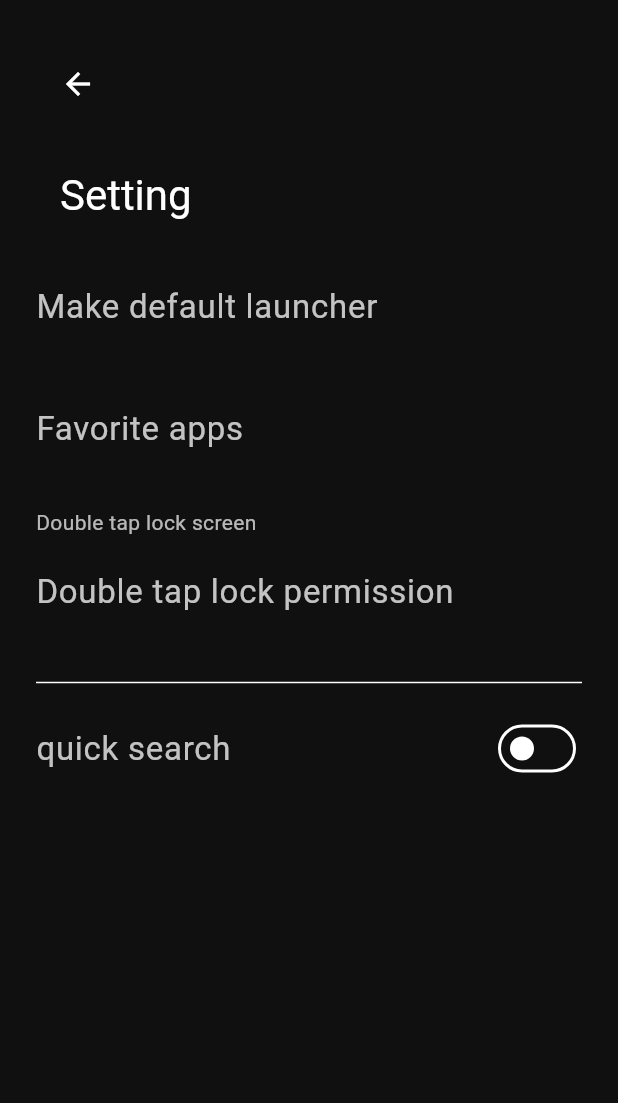
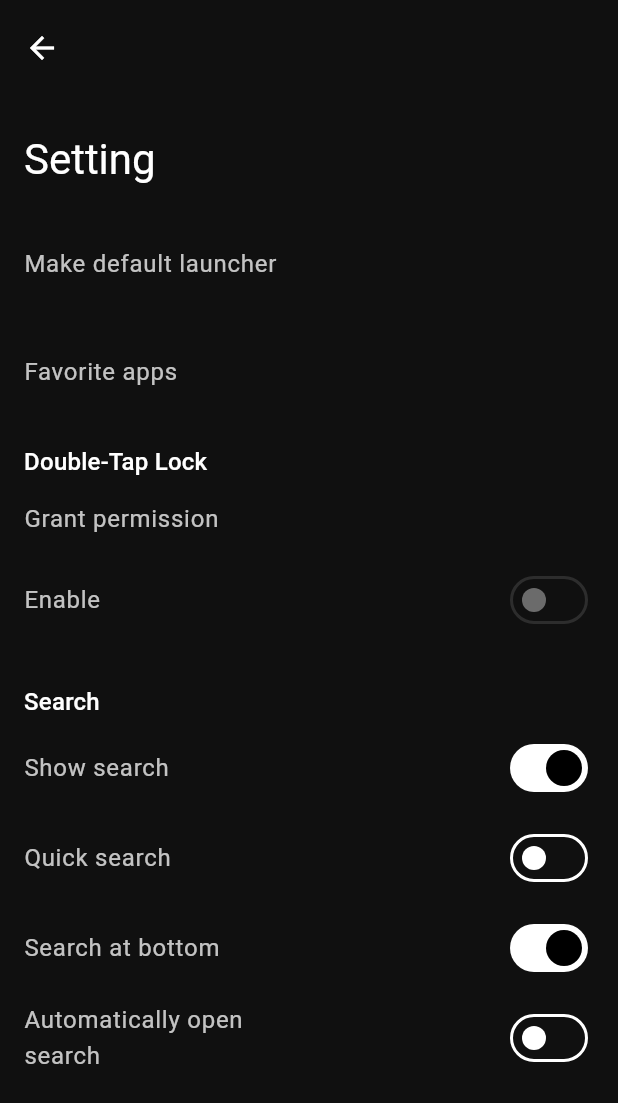
Before and after one commit to yeasin50/waqt, a Flutter app: the _AppListView screen opened directly, after a tap on the "settings" icon, on a phone screen of 412 x 824 dp. Shown: the top 1103 px of the screen. Run offline on Flutter 3.47's test engine with Material 3 defaults, Android fonts, the phone set to English and light mode, and no system bars; our stand-ins replace diacritic, hive_flutter; accounts and stored records are empty.

Commit message:
user search setting #7 #18

```diff
--- a/lib/src/app/theme.dart
+++ b/lib/src/app/theme.dart
@@ -13,8 +13,8 @@ final class AppTheme {
         fontWeight: FontWeight.w300,
         letterSpacing: -3,
       ),
+
       bodyLarge: TextStyle(
-        fontSize: 22,
         fontWeight: .w400,
         color: Colors.white.withValues(alpha: 0.75),
       ),
@@ -23,6 +23,13 @@ final class AppTheme {
         color: Colors.white.withValues(alpha: 0.7),
       ),
       bodySmall: TextStyle(fontSize: 12, color: Color(0xFF999999)),
+
+      // for appTile
+      labelMedium: TextStyle(
+        fontSize: 22,
+        fontWeight: .w400,
+        color: Colors.white.withValues(alpha: 0.75),
+      ),
     ),
   );
 }
--- a/lib/src/core/hive_adapters.dart
+++ b/lib/src/core/hive_adapters.dart
@@ -71,14 +71,18 @@ class UserPreferenceAdapter extends TypeAdapter<UserPreference> {
   @override
   int get typeId => 4;
 
+  //! NO, Don't follow my pattern; if you don;t understand how hive works internally
   @override
   UserPreference read(BinaryReader reader) {
     return UserPreference(
       enableDoubleTapLock: reader.readBool(),
-      quickSearch: reader.readBool(),
-      autoShowKeyboard: reader.readBool(),
-      searchOrder: reader.readString(),
-      searchAtBottom: reader.readBool(),
+      search: SearchConfigs(
+        showSearch: reader.readBool(),
+        quickSearch: reader.readBool(),
+        autoShowKeyboard: reader.readBool(),
+        searchOrder: reader.readString(),
+        searchAtBottom: reader.readBool(),
+      ),
       language: reader.readString(),
       theme: reader.readString(),
       useSystemFont: reader.readBool(),
@@ -99,10 +103,11 @@ class UserPreferenceAdapter extends TypeAdapter<UserPreference> {
   void write(BinaryWriter writer, UserPreference obj) {
     writer
       ..writeBool(obj.enableDoubleTapLock)
-      ..writeBool(obj.quickSearch)
-      ..writeBool(obj.autoShowKeyboard)
-      ..writeString(obj.searchOrder)
-      ..writeBool(obj.searchAtBottom)
+      ..writeBool(obj.search.showSearch)
+      ..writeBool(obj.search.quickSearch)
+      ..writeBool(obj.search.autoShowKeyboard)
+      ..writeString(obj.search.searchOrder)
+      ..writeBool(obj.search.searchAtBottom)
       ..writeString(obj.language)
       ..writeString(obj.theme)
       ..writeBool(obj.useSystemFont)
--- a/lib/src/core/models/user_preference.dart
+++ b/lib/src/core/models/user_preference.dart
@@ -1,13 +1,9 @@
+part 'search_preference.dart';
+
 class UserPreference {
   const UserPreference({
     this.enableDoubleTapLock = false,
-
-    // Search
-    this.quickSearch = false,
-    this.autoShowKeyboard = false,
-    this.searchOrder = 'alphabet',
-    this.searchAtBottom = true,
-
+    this.search = const SearchConfigs(),
     // Appearance
     this.language = 'system',
     this.theme = 'system',
@@ -29,14 +25,7 @@ class UserPreference {
 
   final bool enableDoubleTapLock;
 
-  // Search
-  /// Automatically opens a single matching result.
-  final bool quickSearch;
-  final bool autoShowKeyboard;
-
-  /// alphabet, reverseAlpha, lastLaunch
-  final String searchOrder;
-  final bool searchAtBottom;
+  final SearchConfigs search;
 
   // Appearance
   final String language;
@@ -68,10 +57,7 @@ class UserPreference {
 
   UserPreference copyWith({
     bool? enableDoubleTapLock,
-    bool? quickSearch,
-    bool? autoShowKeyboard,
-    String? searchOrder,
-    bool? searchAtBottom,
+    SearchConfigs? search,
     String? language,
     String? theme,
     bool? useSystemFont,
@@ -88,10 +74,7 @@ class UserPreference {
   }) {
     return UserPreference(
       enableDoubleTapLock: enableDoubleTapLock ?? this.enableDoubleTapLock,
-      quickSearch: quickSearch ?? this.quickSearch,
-      autoShowKeyboard: autoShowKeyboard ?? this.autoShowKeyboard,
-      searchOrder: searchOrder ?? this.searchOrder,
-      searchAtBottom: searchAtBottom ?? this.searchAtBottom,
+      search: search ?? this.search,
       language: language ?? this.language,
       theme: theme ?? this.theme,
       useSystemFont: useSystemFont ?? this.useSystemFont,
@@ -109,11 +92,7 @@ class UserPreference {
   }
 
   Map<String, dynamic> toJson() => {
-    'enableDoubleTapLock': enableDoubleTapLock,
-    'quickSearch': quickSearch,
-    'autoShowKeyboard': autoShowKeyboard,
-    'searchOrder': searchOrder,
-    'searchAtBottom': searchAtBottom,
+    "search": search.toString(),
     'language': language,
     'theme': theme,
     'useSystemFont': useSystemFont,
--- a/lib/src/core/providers/user_preference_provider.dart
+++ b/lib/src/core/providers/user_preference_provider.dart
@@ -8,6 +8,11 @@ mixin UserPreferenceProvider on AppNotifier {
 
   void updatePreference(UserPreference pref) {
     _preference = pref;
+    notifyListeners();
+  }
+
+  void updateSearch(SearchConfigs pref) {
+    _preference = preference.copyWith(search: pref);
     notifyListeners();
   }
 
--- a/lib/src/home_page.dart
+++ b/lib/src/home_page.dart
@@ -17,17 +17,29 @@ class HomeScreen extends StatefulWidget {
 }
 
 class _HomeScreenState extends State<HomeScreen> {
+  final PageController controller = PageController();
+
+  @override
+  void dispose() {
+    super.dispose();
+    controller.dispose();
+  }
+
   @override
   Widget build(BuildContext context) {
     return GestureDetector(
       behavior: HitTestBehavior.translucent,
       onTap: () => FocusManager.instance.primaryFocus?.unfocus(),
+      child: InheritedProvider<PageController>(
+        notifier: controller,
         child: PageView(
           physics: const BouncingScrollPhysics(),
+          controller: controller,
           onPageChanged: (page) {
             if (page == 0) FocusManager.instance.primaryFocus?.unfocus();
           },
           children: [_HomeView(), _AppListView()],
+        ),
       ),
     );
   }
@@ -104,47 +116,31 @@ class _AppListViewState extends State<_AppListView> {
 
   @override
   Widget build(BuildContext context) {
-    final style = TextTheme.of(context);
+    return ListenableBuilder(
+      listenable: AppProvider.of(context).notifier,
+      builder: (context, child) {
+        final provider = AppProvider.of(context).notifier;
+
+        final searchPref = provider.preference.search;
 
         return Scaffold(
-      floatingActionButtonLocation: .centerDocked,
-      floatingActionButton: AppSearchField(controller: searchController),
+          floatingActionButtonLocation: searchPref.searchAtBottom
+              ? .centerDocked
+              : .startTop,
+          floatingActionButton: searchPref.showSearch
+              ? AppSearchField(
+                  controller: searchController,
+                  autoFocus: searchPref.autoShowKeyboard,
+                )
+              : null,
           body: SafeArea(
             child: CustomScrollView(
               slivers: [
                 SliverList.list(
                   children: [
-                SizedBox(
-                  height: 220,
-                  child: Align(
-                    alignment: Alignment(0, .25),
-                    child: Row(
-                      mainAxisAlignment: .spaceBetween,
-                      children: [
-                        SizedBox(width: 48),
-                        Text(
-                          "All Apps",
-                          style: style.headlineMedium?.copyWith(),
-                          textAlign: .center,
-                        ),
-                        IconButton(
-                          onPressed: () {
-                            Navigator.of(context).push(SettingsPage.route());
-                          },
-                          icon: Icon(Icons.settings_outlined),
-                          color: Colors.grey,
-                        ),
-                      ],
-                    ),
-                  ),
-                ),
+                    _AppListHeaderView(),
 
-                ListenableBuilder(
-                  listenable: AppProvider.of(context).notifier,
-                  builder: (context, child) {
-                    final provider = AppProvider.of(context).notifier;
-
-                    return Column(
+                    Column(
                       children: [
                         ...provider.filteredApps.map(
                           (app) => AppTile(
@@ -166,8 +162,6 @@ class _AppListViewState extends State<_AppListView> {
                           ),
                         ),
                       ],
-                    );
-                  },
                     ),
 
                     SizedBox(height: 96 + 24),
@@ -177,5 +171,40 @@ class _AppListViewState extends State<_AppListView> {
             ),
           ),
         );
+      },
+    );
   }
 }
+
+class _AppListHeaderView extends StatelessWidget {
+  const new();
+
+  @override
+  Widget build(BuildContext context) {
+    return SizedBox(
+      height: 220,
+      child: Align(
+        alignment: Alignment(0, .25),
+        child: Row(
+          mainAxisAlignment: .spaceBetween,
+          children: [
+            SizedBox(width: 48),
+            Text(
+              "All Apps",
+              style: TextTheme.of(context).headlineMedium?.copyWith(),
+              textAlign: .center,
+            ),
+            IconButton(
+              onPressed: () {
+                Navigator.of(context).push(SettingsPage.route());
+              },
+              icon: Icon(Icons.settings_outlined),
+              color: Colors.grey,
+            ),
+          ],
+        ),
+      ),
+    );
+    ;
+  }
+}
--- a/lib/src/settings/settings_page.dart
+++ b/lib/src/settings/settings_page.dart
@@ -2,9 +2,9 @@ import 'package:flutter/material.dart';
 
 import '../core/core.dart';
 import '../favorite_apps_page.dart';
-import '../widgets/app_checkbox_tile.dart';
 import '../widgets/app_tile.dart' show AppTile;
 import 'widgets/lock_permission_tile.dart';
+import 'widgets/searc_settings_view.dart';
 
 class SettingsPage extends StatefulWidget {
   const new({super.key});
@@ -55,8 +55,6 @@ class _SettingsPageState extends State<SettingsPage>
           final bool isDefaultLauncher = provider.isDefaultLauncher;
           final preference = provider.preference;
           return SafeArea(
-            child: Padding(
-              padding: const .all(24.0),
             child: CustomScrollView(
               slivers: [
                 SliverAppBar.large(title: Text("Setting")),
@@ -65,6 +63,7 @@ class _SettingsPageState extends State<SettingsPage>
                     if (!isDefaultLauncher) ...[
                       AppTile.setting(
                         title: "Make default launcher",
+                        padding: .symmetric(horizontal: 16, vertical: 12),
                         onTap: provider.requestDefaultLauncher,
                       ),
                     ],
@@ -73,6 +72,7 @@ class _SettingsPageState extends State<SettingsPage>
 
                     AppTile.setting(
                       title: "Favorite apps",
+                      padding: .symmetric(horizontal: 16, vertical: 12),
                       onTap: () {
                         Navigator.of(context).push(FavoriteAppsPage.route());
                       },
@@ -81,21 +81,10 @@ class _SettingsPageState extends State<SettingsPage>
                     spacer,
                     LockPermissionTile(),
                     spacer,
-                      Divider(),
-
-                      AppCheckboxTile(
-                        title: "quick search",
-                        isChecked: preference.quickSearch,
-                        onTap: (v) {
-                          provider.updatePreference(
-                            preference.copyWith(quickSearch: v),
-                          );
-                        },
-                      ),
+                    SearcSettingsView(),
                   ],
                 ),
               ],
-              ),
             ),
           );
         },
--- a/lib/src/settings/widgets/lock_permission_tile.dart
+++ b/lib/src/settings/widgets/lock_permission_tile.dart
@@ -3,6 +3,7 @@ import 'package:flutter/material.dart';
 import '../../core/core.dart';
 import '../../widgets/app_checkbox_tile.dart';
 import '../../widgets/app_tile.dart';
+import 'section_builder.dart';
 
 class LockPermissionTile extends StatelessWidget {
   const new({super.key});
@@ -15,27 +16,23 @@ class LockPermissionTile extends StatelessWidget {
       builder: (context, child) {
         final bool hasLockPermission = provider.hasLockPermission;
 
-        return Material(
-          shape: RoundedRectangleBorder(borderRadius: .circular(9)),
-          child: Column(
-            crossAxisAlignment: .stretch,
-            spacing: 8,
+        return SectionBuilder(
+          label: "Double-Tap Lock",
           children: [
-              Text("Double tap lock screen"),
             if (!hasLockPermission)
               AppTile.setting(
-                  title: "Double tap lock permission",
+                title: "Grant permission",
                 onTap: provider.requestLockPermission,
               ),
 
-              if (hasLockPermission)
             AppCheckboxTile(
-                  title: "double tap lock screen",
+              title: "Enable",
               isChecked: provider.preference.enableDoubleTapLock,
-                  onTap: provider.toggleDoubleTapLoc,
+              onTap: !provider.hasLockPermission
+                  ? null
+                  : provider.toggleDoubleTapLoc,
             ),
           ],
-          ),
         );
       },
     );
--- /dev/null
+++ b/lib/src/settings/widgets/searc_settings_view.dart
@@ -0,0 +1,64 @@
+import 'package:flutter/material.dart';
+
+import '../../core/core.dart';
+import '../../widgets/app_checkbox_tile.dart';
+import 'section_builder.dart';
+
+class SearcSettingsView extends StatelessWidget {
+  const new({super.key});
+
+  @override
+  Widget build(BuildContext context) {
+    final provider = AppProvider.of(context).notifier;
+
+    return ListenableBuilder(
+      listenable: provider,
+      builder: (context, child) {
+        final preference = provider.preference;
+        final search = preference.search;
+
+        return SectionBuilder(
+          label: "Search",
+          children: [
+            AppCheckboxTile(
+              title: "Show search",
+              isChecked: search.showSearch,
+              onTap: (v) {
+                provider.updateSearch(search.copyWith(showSearch: v));
+              },
+            ),
+
+            AppCheckboxTile(
+              title: "Quick search",
+              isChecked: search.quickSearch,
+              onTap: !search.showSearch
+                  ? null
+                  : (v) =>
+                        provider.updateSearch(search.copyWith(quickSearch: v)),
+            ),
+
+            AppCheckboxTile(
+              title: "Search at bottom",
+              isChecked: search.searchAtBottom,
+              onTap: !search.showSearch
+                  ? null
+                  : (v) => provider.updateSearch(
+                      search.copyWith(searchAtBottom: v),
+                    ),
+            ),
+
+            AppCheckboxTile(
+              title: "Automatically open search",
+              isChecked: search.autoShowKeyboard,
+              onTap: !search.showSearch
+                  ? null
+                  : (v) => provider.updateSearch(
+                      search.copyWith(autoShowKeyboard: v),
+                    ),
+            ),
+          ],
+        );
+      },
+    );
+  }
+}
--- /dev/null
+++ b/lib/src/settings/widgets/section_builder.dart
@@ -0,0 +1,34 @@
+import 'package:flutter/material.dart';
+
+class SectionBuilder extends StatelessWidget {
+  const new({super.key, required this.label, required this.children});
+
+  final String label;
+  final List<Widget> children;
+
+  @override
+  Widget build(BuildContext context) {
+    final color = ColorScheme.of(context);
+    return Column(
+      crossAxisAlignment: .stretch,
+      children: [
+        Padding(
+          padding: const .only(left: 16.0),
+          child: Text(label, style: TextTheme.of(context).titleMedium),
+        ),
+        Material(
+          shape: RoundedRectangleBorder(borderRadius: .circular(9)),
+          color: color.surfaceDim, //TODO: COLOR FIX
+          child: Padding(
+            padding: const .symmetric(horizontal: 16.0, vertical: 8),
+            child: Column(
+              crossAxisAlignment: .stretch,
+              spacing: 12,
+              children: children,
+            ),
+          ),
+        ),
+      ],
+    );
+  }
+}
--- a/lib/src/widgets/app_checkbox_tile.dart
+++ b/lib/src/widgets/app_checkbox_tile.dart
@@ -13,7 +13,8 @@ class AppCheckboxTile extends StatelessWidget {
 
   final String title;
   final bool isChecked;
-  final ValueChanged<bool> onTap;
+  final ValueChanged<bool>? onTap;
+
   @override
   Widget build(BuildContext context) {
     return AppTile.setting(
@@ -21,7 +22,7 @@ class AppCheckboxTile extends StatelessWidget {
       tralling: Flexible(
         child: Switch(value: isChecked, onChanged: onTap),
       ),
-      onTap: () => onTap(!isChecked),
+      onTap: onTap == null ? null : () => onTap!(!isChecked),
     );
   }
 }
--- a/lib/src/widgets/app_tile.dart
+++ b/lib/src/widgets/app_tile.dart
@@ -9,12 +9,14 @@ class AppTile extends StatelessWidget {
     this.titleAlign = .center,
     this.tralling,
     this.isSetting = false,
+    this.padding = const .symmetric(vertical: 12),
   });
 
   factory AppTile.setting({
     required String title,
     VoidCallback? onTap,
     Widget? tralling,
+    EdgeInsets? padding,
   }) {
     return AppTile(
       title: title,
@@ -22,6 +24,7 @@ class AppTile extends StatelessWidget {
       titleAlign: .start,
       tralling: tralling,
       isSetting: true,
+      padding: padding ?? (tralling == null ? .symmetric(vertical: 6) : .zero),
     );
   }
 
@@ -31,6 +34,8 @@ class AppTile extends StatelessWidget {
   final Widget? tralling;
 
   final bool isSetting;
+
+  final EdgeInsets padding;
 
   @override
   Widget build(BuildContext context) {
@@ -43,14 +48,14 @@ class AppTile extends StatelessWidget {
       child: Text(
         title,
         textAlign: titleAlign,
-        style: isSetting ? style.bodyLarge : style.bodyLarge?.copyWith(),
+        style: isSetting ? style.bodyLarge : style.labelMedium?.copyWith(),
       ),
     );
     return InkWell(
       onTap: onTap,
       onLongPress: onLongPress,
       child: Padding(
-        padding: const .symmetric(vertical: 12),
+        padding: padding,
         child: tralling == null
             ? titleWidget
             : Row(
```
Also changed, not shown: lib/src/core/models/search_preference.dart (added, +42 -0 lines), lib/src/core/providers/app_provider.dart (+24 -0 lines), lib/src/widgets/app_search_field.dart (+34 -1 lines), lib/src/widgets/favorite_app_list.dart (+2 -8 lines). Lines whose indentation alone changed are shown as unchanged.
